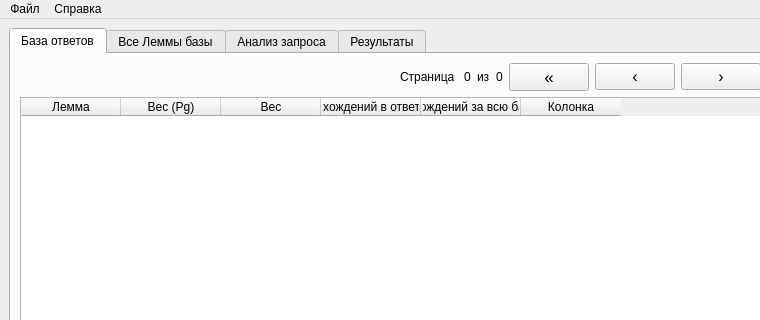
Above: src/info_service/info_service.ui from PaiNt-git/study.mag_diploma before the change; both pictures show x 0 to 760 and y 0 to 320 of the 867 by 679 pixel window. Below: the same form after it.
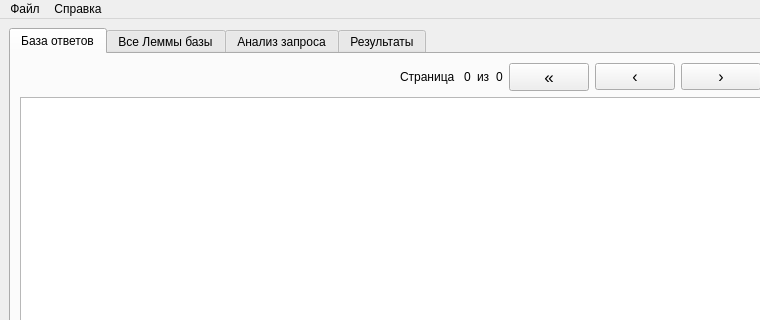
That is the form after the change. The open tabs and pages were chosen to show the change. Icons and pictures are not drawn.

Diff of the .ui file:
```diff
--- a/src/info_service/info_service.ui
+++ b/src/info_service/info_service.ui
@@ -204,36 +204,6 @@
               <attribute name="horizontalHeaderCascadingSectionResizes">
                <bool>false</bool>
               </attribute>
-              <column>
-               <property name="text">
-                <string>Лемма</string>
-               </property>
-              </column>
-              <column>
-               <property name="text">
-                <string>Вес (Pg)</string>
-               </property>
-              </column>
-              <column>
-               <property name="text">
-                <string>Вес</string>
-               </property>
-              </column>
-              <column>
-               <property name="text">
-                <string>Вхождений в ответе</string>
-               </property>
-              </column>
-              <column>
-               <property name="text">
-                <string>Вхождений за всю базу</string>
-               </property>
-              </column>
-              <column>
-               <property name="text">
-                <string>Колонка</string>
-               </property>
-              </column>
              </widget>
             </item>
            </layout>
```
Left out of the diff: 86 changed lines with no effect on the pictures.
